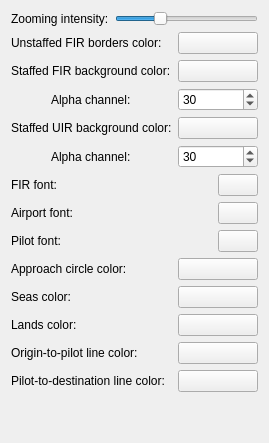
The window that source/ui/pages/mappage.ui (Vatsinator/vatsinator-legacy) describes before a commit, drawn with Qt 5.
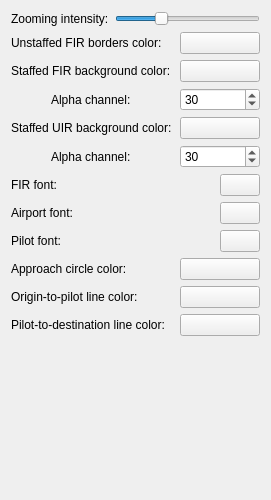
The same window after the commit. Custom widgets are drawn as their Qt base class.

The edit to the form file:
```diff
--- a/source/ui/pages/mappage.ui
+++ b/source/ui/pages/mappage.ui
@@ -2,6 +2,14 @@
 <ui version="4.0">
  <class>MapPage</class>
  <widget class="QWidget" name="MapPage">
+  <property name="geometry">
+   <rect>
+    <x>0</x>
+    <y>0</y>
+    <width>271</width>
+    <height>500</height>
+   </rect>
+  </property>
   <property name="windowTitle">
    <string notr="true">Map</string>
   </property>
@@ -308,66 +316,6 @@
      </item>
     </layout>
    </item>
-   <item>
-    <layout class="QHBoxLayout" name="horizontalLayout_10">
-     <item>
-      <widget class="QLabel" name="label_14">
-       <property name="text">
-        <string>Seas color:</string>
-       </property>
-      </widget>
-     </item>
-     <item>
-      <widget class="ColorButton" name="SeasColorButton">
-       <property name="minimumSize">
-        <size>
-         <width>80</width>
-         <height>0</height>
-        </size>
-       </property>
-       <property name="maximumSize">
-        <size>
-         <width>80</width>
-         <height>16777215</height>
-        </size>
-       </property>
-       <property name="text">
-        <string/>
-       </property>
-      </widget>
-     </item>
-    </layout>
-   </item>
-   <item>
-    <layout class="QHBoxLayout" name="horizontalLayout_11">
-     <item>
-      <widget class="QLabel" name="label_15">
-       <property name="text">
-        <string>Lands color:</string>
-       </property>
-      </widget>
-     </item>
-     <item>
-      <widget class="ColorButton" name="LandsColorButton">
-       <property name="minimumSize">
-        <size>
-         <width>80</width>
-         <height>0</height>
-        </size>
-       </property>
-       <property name="maximumSize">
-        <size>
-         <width>80</width>
-         <height>16777215</height>
-        </size>
-       </property>
-       <property name="text">
-        <string/>
-       </property>
-      </widget>
-     </item>
-    </layout>
-   </item>
    <item>
     <layout class="QHBoxLayout" name="horizontalLayout_12">
      <item>
```
